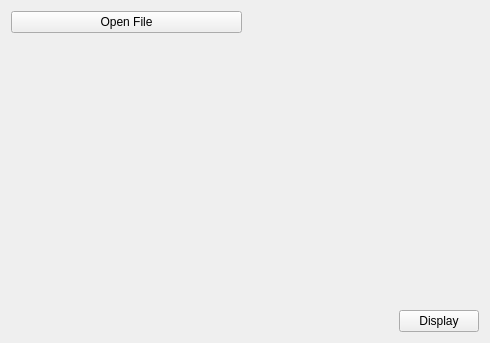
Before: the Qt Designer form src/qt/design-files/image.ui in CountRucula/matrix-app, drawn with Qt 5.
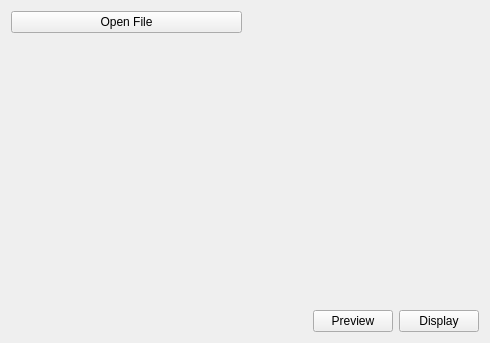
After: the same form once the commit is applied.

The edit to the form file:
```diff
--- a/src/qt/design-files/image.ui
+++ b/src/qt/design-files/image.ui
@@ -75,6 +75,13 @@
        </property>
       </spacer>
      </item>
+     <item>
+      <widget class="QPushButton" name="btn_preview">
+       <property name="text">
+        <string>Preview</string>
+       </property>
+      </widget>
+     </item>
      <item>
       <widget class="QPushButton" name="btn_display">
        <property name="text">
```
Left out of the diff: 3 changed lines with no effect on the pictures.
